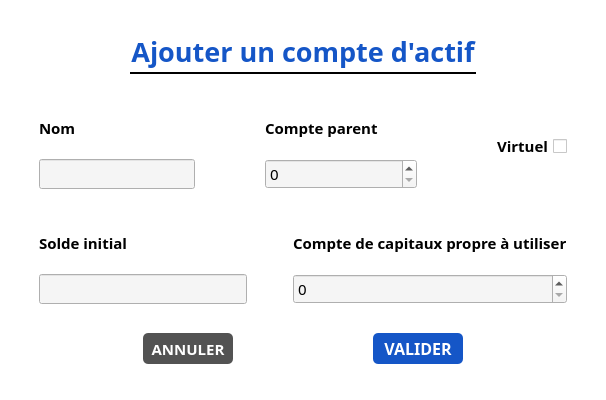
Qt form treasurer/ajoutercomptemodal.ui (BiteKirby3/Treasurer) before a commit.
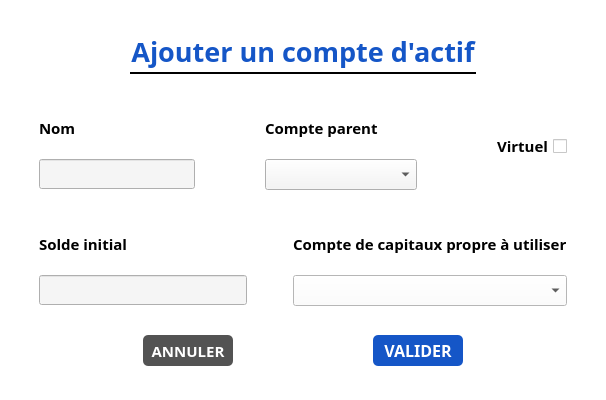
The same form after that commit.

Commit message: Ajout d'un compte - Sans transaction

What changed in the file:
```diff
--- a/treasurer/ajoutercomptemodal.ui
+++ b/treasurer/ajoutercomptemodal.ui
@@ -148,27 +148,21 @@
          </widget>
         </item>
         <item>
-         <widget class="QSpinBox" name="spinBox">
+         <widget class="QComboBox" name="comptesCapitauxPropres">
           <property name="minimumSize">
            <size>
-            <width>0</width>
-            <height>30</height>
+            <width>214</width>
+            <height>31</height>
            </size>
           </property>
           <property name="maximumSize">
            <size>
             <width>16777215</width>
-            <height>30</height>
+            <height>31</height>
            </size>
           </property>
-          <property name="font">
-           <font>
-            <family>Raleway</family>
-            <pointsize>11</pointsize>
-           </font>
-          </property>
           <property name="styleSheet">
-           <string notr="true">background: #f5f5f5;</string>
+           <string notr="true">QComboBox {background-color: #f5f5f5};</string>
           </property>
          </widget>
         </item>
@@ -291,31 +285,19 @@
          </widget>
         </item>
         <item>
-         <widget class="QSpinBox" name="spinBox_2">
-          <property name="sizePolicy">
-           <sizepolicy hsizetype="MinimumExpanding" vsizetype="Fixed">
-            <horstretch>0</horstretch>
-            <verstretch>0</verstretch>
-           </sizepolicy>
-          </property>
+         <widget class="QComboBox" name="comptesParents">
           <property name="minimumSize">
            <size>
             <width>152</width>
-            <height>30</height>
+            <height>31</height>
            </size>
           </property>
           <property name="maximumSize">
            <size>
-            <width>70</width>
-            <height>16777215</height>
+            <width>152</width>
+            <height>31</height>
            </size>
           </property>
-          <property name="font">
-           <font>
-            <family>Raleway</family>
-            <pointsize>11</pointsize>
-           </font>
-          </property>
           <property name="styleSheet">
            <string notr="true">background: #f5f5f5;</string>
           </property>
```
Left out of the diff: 6 changed lines with no effect on the pictures. The commit also changes 11 other files.
